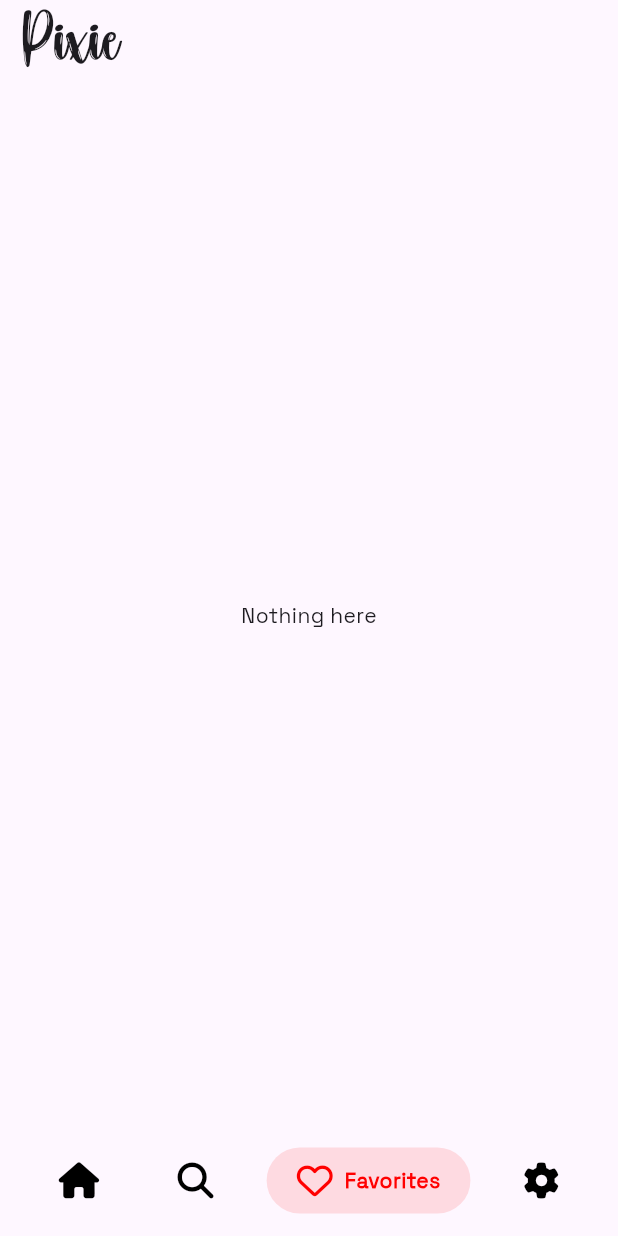
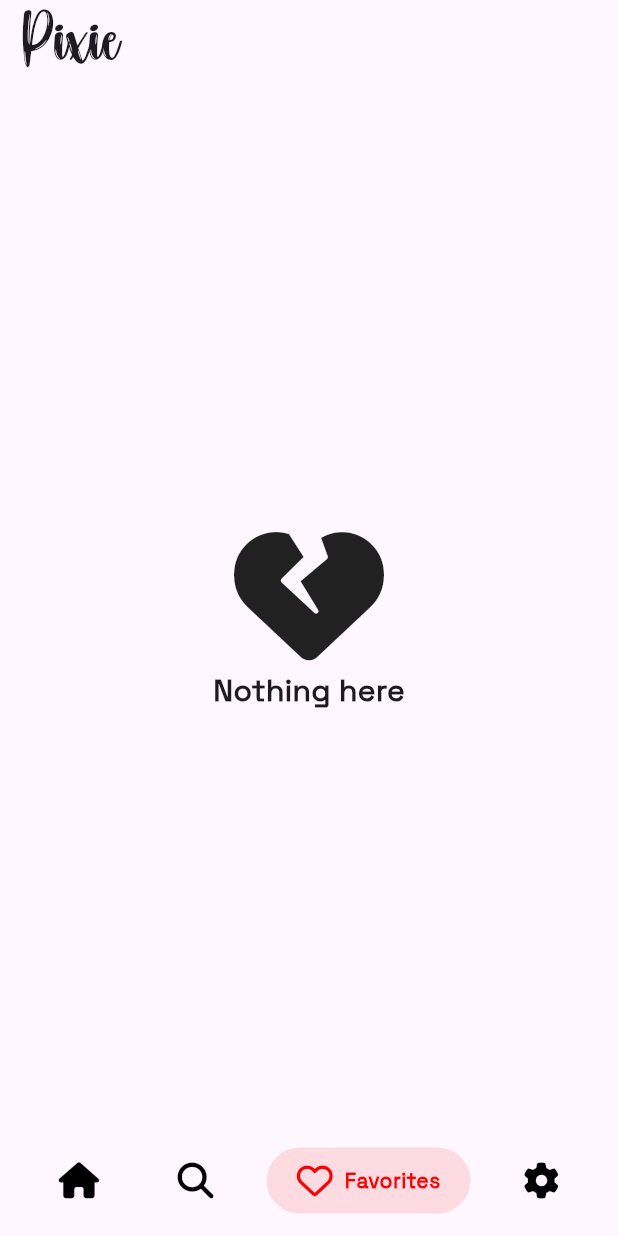
Before and after one commit to talalalghazal5/Pixie, a Flutter app: the screen it shows after launch, swiped to page 3, on a phone screen of 412 x 824 dp. Run offline on Flutter 3.47's test engine with Material 3 defaults, Android fonts, the phone set to English and light mode, and no system bars; drawn by our look-alikes of google_nav_bar; our stand-ins replace cached_network_image, dio, flutter_cache_manager, font_awesome_flutter, get, line_icons and 3 more; missing offline and left inert: wallpaper_manager_plus; network calls fail.

Commit message:
fixed a bug where not adding the image object to the favorites.

```diff
--- a/pixie/lib/UI/view/favorites_page.dart
+++ b/pixie/lib/UI/view/favorites_page.dart
@@ -1,8 +1,8 @@
-
 import 'package:cached_network_image/cached_network_image.dart';
 import 'package:flutter/cupertino.dart';
 import 'package:flutter/material.dart';
 import 'package:flutter_cache_manager/flutter_cache_manager.dart';
+import 'package:font_awesome_flutter/font_awesome_flutter.dart';
 import 'package:get/get.dart';
 import 'package:lottie/lottie.dart';
 import 'package:pixie/UI/view/preview_page.dart';
@@ -33,7 +33,6 @@ class _FavoritesPageState extends State<FavoritesPage>
   void initState() {
     super.initState();
   }
-
 
   @override
   Widget build(BuildContext context) {
@@ -106,16 +105,24 @@ class _FavoritesPageState extends State<FavoritesPage>
                         );
                       },
                     ),
-
                   ],
                 ),
               ),
             );
           } else if (controller.favorites.isEmpty) {
             return const Center(
-              child: Text(
-                'Nothing here',
-                style: TextStyle(fontFamily: 'space'),
+              child: Column(
+                mainAxisAlignment: MainAxisAlignment.center,
+                children: [
+                  FaIcon(
+                    FontAwesomeIcons.heartCrack,
+                    size: 100,
+                  ),
+                  Text(
+                    'Nothing here',
+                    style: TextStyle(fontFamily: 'space', fontSize: 20, fontWeight: FontWeight.bold),
+                  ),
+                ],
               ),
             );
           }
--- a/pixie/lib/UI/view/preview_page.dart
+++ b/pixie/lib/UI/view/preview_page.dart
@@ -154,15 +154,14 @@ class _PreviewPageState extends State<PreviewPage> {
                         iconColor: WidgetStatePropertyAll(Colors.black87),
                       ),
                       onPressed: () {
-                        var id = widget.photo.id.toString();
                         if (!widget.photo.liked!) {
-                          photosController.addToIds(id);
+                          photosController.addToFaves(widget.photo);
                           widget.photo.liked = true;
                           setState(() {
 
                           });
                         } else {
-                          photosController.removeFromIds(id);
+                          photosController.removeFromFaves(widget.photo);
                           widget.photo.liked = false;
                           setState(() {
 
```
Also changed, not shown: pixie/lib/controllers/photos_controller.dart (+10 -10 lines).
